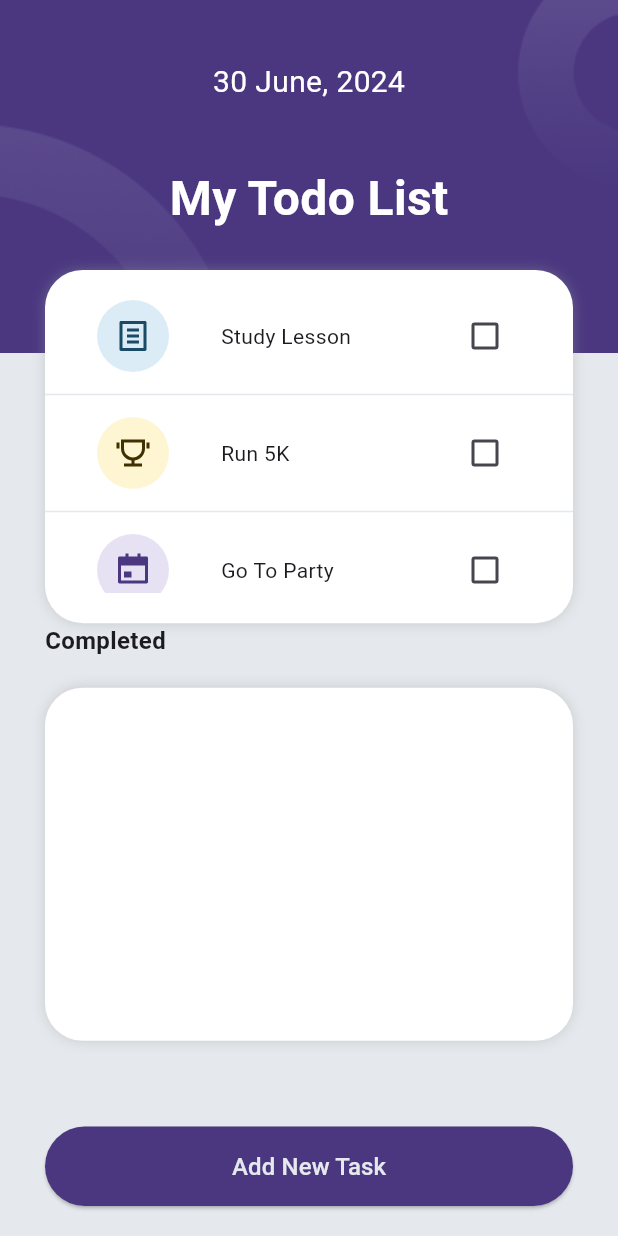
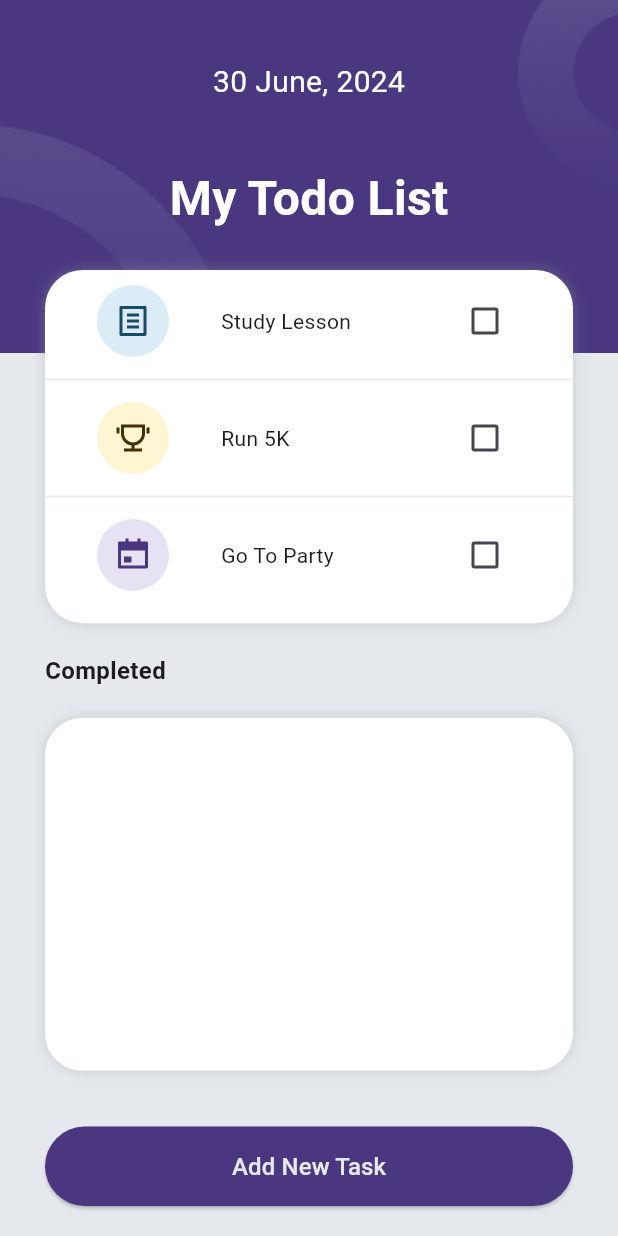
Before and after one commit to Ziraddin/todo_app, a Flutter app: the screen it shows after launch, on a phone screen of 412 x 824 dp. Run offline on Flutter 3.47's test engine with Material 3 defaults, Android fonts, the phone set to English and light mode, and no system bars; our stand-ins replace flutter_svg.

```diff
--- a/lib/todo.dart
+++ b/lib/todo.dart
@@ -119,11 +119,11 @@ class _TodoScreenState extends State<TodoScreen> {
     required List<Task> tasks,
   }) {
     return Padding(
-      padding: const EdgeInsets.only(top: 20),
+      padding: const EdgeInsets.symmetric(vertical: 20),
       child: Container(
         width: deviceWidth,
         height: deviceHeight / 3.5,
-        padding: const EdgeInsets.symmetric(vertical: 20),
+        padding: const EdgeInsets.only(top: 10, bottom: 5),
         decoration: BoxDecoration(
             color: Colors.white,
             borderRadius: BorderRadius.circular(25),
```
Also changed, not shown: images/Screenshot_1.png (added), images/Screenshot_2.png (added), images/Screenshot_3.png (added), images/Screenshot_4.png (added), images/Screenshot_5.png (added), images/Screenshot_6.png (added), 1 other file.
